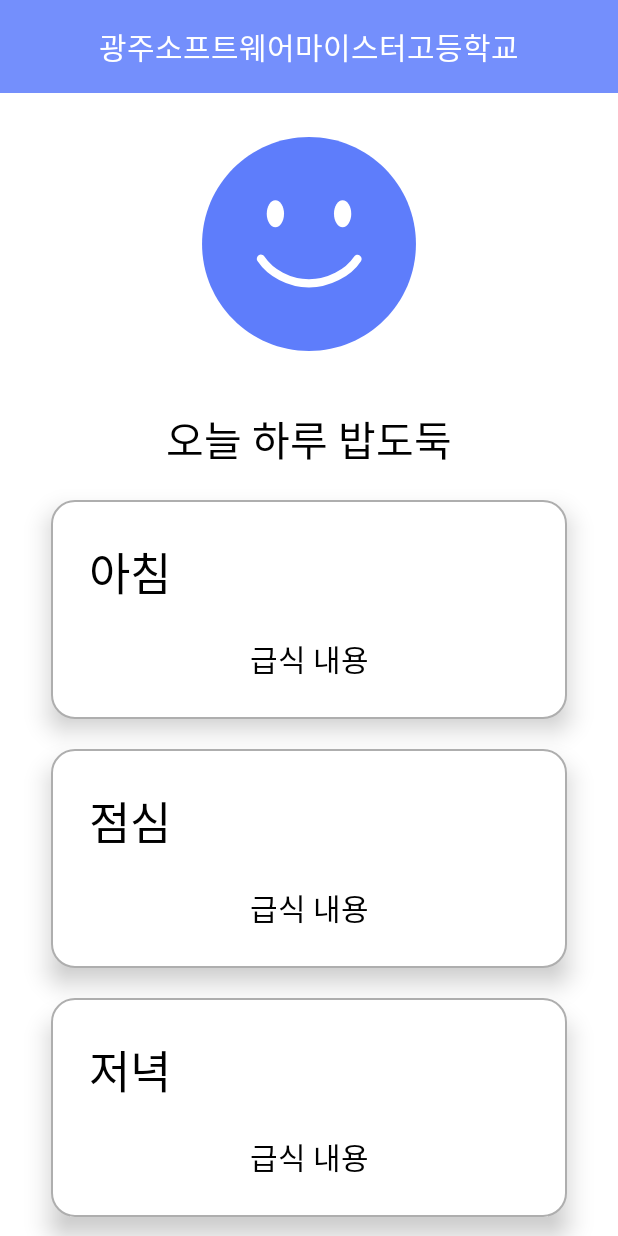
After one commit to ParkSangSun1/Tomorrow.Schoollunch.Whateat, an Android app: the layout activity_school_perform_main.xml on its own in the app's theme, with its tools: preview values and no code run, on a phone screen of 412 x 824 dp. The commit adds this screen. Run offline under Robolectric (Android 15) with nearby library versions, the phone set to English and light mode, and no system bars; network calls fail.

Commit message:
[ADD]학교 수행평가 리메이크

```diff
--- a/app/src/main/java/com/what/tomorrow_school_lunch/DataClass/Constants.kt
+++ b/app/src/main/java/com/what/tomorrow_school_lunch/DataClass/Constants.kt
@@ -1,8 +1,13 @@
 package com.what.tomorrow_school_lunch.DataClass
+
+import com.google.firebase.auth.FirebaseAuth
+import com.google.firebase.firestore.FirebaseFirestore
 
 object Contants{
     const val TAG : String = "로그"
     var SCHOOLNAME=""
+    private val auth: FirebaseAuth =FirebaseAuth.getInstance()
+
 }
 
 enum class RESPONSE_STATE{
--- a/app/src/main/java/com/what/tomorrow_school_lunch/UI/tutorial/SchoolSelectionActivity.kt
+++ b/app/src/main/java/com/what/tomorrow_school_lunch/UI/tutorial/SchoolSelectionActivity.kt
@@ -13,6 +13,7 @@ import com.what.tomorrow_school_lunch.DataClass.UserSchoolInfo.School_Name
 import com.what.tomorrow_school_lunch.Retrofit.SchoolSelect.*
 import com.what.tomorrow_school_lunch.R
 import com.what.tomorrow_school_lunch.Retrofit.SchoolInfoClient
+import com.what.tomorrow_school_lunch.UI.SchoolPerformMain.SchoolPerformMainActivity
 import com.what.tomorrow_school_lunch.UI.SplashActivity.Companion.prefs
 import com.what.tomorrow_school_lunch.UI.newMain.fragment.BottomNavigationActivity
 import com.what.tomorrow_school_lunch.databinding.ActivitySchoolSelectionBinding
@@ -35,7 +36,7 @@ class SchoolSelectionActivity : AppCompatActivity() {
             UserSchoolInfo.School_Code = prefs.getString("SD_SCHUL_CODE","")
             UserSchoolInfo.Atpt_Ofcdc_Code = prefs.getString("ATPT_OFCDC_SC_CODE","")
 
-            val intent = Intent(this, BottomNavigationActivity::class.java)
+            val intent = Intent(this, SchoolPerformMainActivity::class.java)
             startActivity(intent)
             finish()
         }
--- /dev/null
+++ b/app/src/main/res/layout/activity_school_perform_main.xml
@@ -0,0 +1,169 @@
+<?xml version="1.0" encoding="utf-8"?>
+<layout xmlns:android="http://schemas.android.com/apk/res/android"
+    xmlns:app="http://schemas.android.com/apk/res-auto"
+    xmlns:tools="http://schemas.android.com/tools">
+
+    <data>
+
+    </data>
+
+    <RelativeLayout
+        android:layout_width="match_parent"
+        android:layout_height="match_parent"
+        tools:context=".UI.SchoolPerformMain.SchoolPerformMainActivity">
+
+
+        <TextView
+            android:id="@+id/title_school"
+            android:layout_width="match_parent"
+            android:layout_height="wrap_content"
+            android:background="@color/main_blue"
+            android:fontFamily="@font/nanumgothic_extrabold"
+            android:gravity="center"
+            android:padding="16dp"
+            android:text="광주소프트웨어마이스터고등학교"
+            android:textColor="@color/white"
+            android:textSize="20sp" />
+
+        <androidx.core.widget.NestedScrollView
+            android:layout_width="match_parent"
+            android:layout_below="@id/title_school"
+            android:layout_height="match_parent">
+
+            <LinearLayout
+                android:layout_width="match_parent"
+                android:layout_height="match_parent"
+                android:orientation="vertical">
+
+                <com.airbnb.lottie.LottieAnimationView
+                    android:id="@+id/imageView"
+                    android:layout_width="200dp"
+                    android:layout_height="200dp"
+                    android:layout_gravity="center_horizontal"
+                    app:lottie_autoPlay="true"
+                    app:lottie_loop="true"
+                    app:lottie_rawRes="@raw/step_4" />
+
+                <TextView
+                    android:layout_width="match_parent"
+                    android:layout_height="wrap_content"
+                    android:layout_marginTop="10dp"
+                    android:fontFamily="@font/nanumbarungothicbold"
+                    android:gravity="center"
+                    android:text="오늘 하루 밥도둑"
+                    android:textColor="@color/black"
+                    android:textSize="27sp" />
+
+
+<!--                아침-->
+                <LinearLayout
+                    android:layout_width="match_parent"
+                    android:layout_height="wrap_content"
+                    android:elevation="10dp"
+                    android:layout_marginTop="20dp"
+                    android:layout_marginRight="@dimen/oneline_title_box_margin"
+                    android:layout_marginLeft="@dimen/oneline_title_box_margin"
+                    android:padding="25dp"
+                    android:orientation="vertical"
+                    android:background="@drawable/oneline_title_box">
+                    <TextView
+                        android:layout_width="match_parent"
+                        android:layout_height="wrap_content"
+                        android:text="아침"
+                        android:textColor="@color/black"
+                        android:textSize="30dp"
+                        android:fontFamily="@font/nanumbarungothicbold"
+                        />
+                    <TextView
+                        android:id="@+id/meal_m"
+                        android:layout_width="match_parent"
+                        android:layout_height="wrap_content"
+                        android:layout_marginTop="20dp"
+                        android:fontFamily="@font/nanumbarungothicbold"
+                        android:gravity="center"
+                        android:text="급식 내용"
+                        android:textColor="@color/black"
+                        android:textSize="20sp" />
+
+
+                </LinearLayout>
+
+
+
+<!--                점심-->
+
+                <LinearLayout
+                    android:layout_width="match_parent"
+                    android:layout_height="wrap_content"
+                    android:elevation="10dp"
+                    android:layout_marginTop="20dp"
+                    android:layout_marginRight="@dimen/oneline_title_box_margin"
+                    android:layout_marginLeft="@dimen/oneline_title_box_margin"
+                    android:padding="25dp"
+                    android:orientation="vertical"
+                    android:background="@drawable/oneline_title_box">
+                    <TextView
+                        android:layout_width="match_parent"
+                        android:layout_height="wrap_content"
+                        android:text="점심"
+                        android:textColor="@color/black"
+                        android:textSize="30dp"
+                        android:fontFamily="@font/nanumbarungothicbold"
+                        />
+
+                    <TextView
+                        android:id="@+id/meal_l"
+                        android:layout_width="match_parent"
+                        android:layout_height="wrap_content"
+                        android:layout_marginTop="20dp"
+                        android:fontFamily="@font/nanumbarungothicbold"
+                        android:gravity="center"
+
+                        android:text="급식 내용"
+                        android:textColor="@color/black"
+                        android:textSize="20sp" />
+
+                </LinearLayout>
+
+<!--                저녁-->
+
+                <LinearLayout
+                    android:layout_width="match_parent"
+                    android:layout_height="wrap_content"
+                    android:elevation="10dp"
+                    android:layout_marginTop="20dp"
+                    android:layout_marginRight="@dimen/oneline_title_box_margin"
+                    android:layout_marginLeft="@dimen/oneline_title_box_margin"
+                    android:padding="25dp"
+                    android:layout_marginBottom="100dp"
+                    android:orientation="vertical"
+                    android:background="@drawable/oneline_title_box">
+                    <TextView
+                        android:layout_width="match_parent"
+                        android:layout_height="wrap_content"
+                        android:text="저녁"
+                        android:textColor="@color/black"
+                        android:textSize="30dp"
+                        android:fontFamily="@font/nanumbarungothicbold"
+                        />
+
+                    <TextView
+                        android:id="@+id/meal_n"
+                        android:layout_width="match_parent"
+                        android:layout_height="wrap_content"
+                        android:layout_marginTop="20dp"
+                        android:fontFamily="@font/nanumbarungothicbold"
+                        android:gravity="center"
+
+                        android:text="급식 내용"
+                        android:textColor="@color/black"
+                        android:textSize="20sp" />
+
+                </LinearLayout>
+
+
+            </LinearLayout>
+        </androidx.core.widget.NestedScrollView>
+
+    </RelativeLayout>
+</layout>
--- a/app/src/main/res/layout/activity_school_selection.xml
+++ b/app/src/main/res/layout/activity_school_selection.xml
@@ -88,8 +88,10 @@
                 android:id="@+id/test_txt"
                 android:layout_width="match_parent"
                 android:layout_height="match_parent"
-                android:text="a"
-                android:textSize="15sp"
+                android:text="선택된 학교 없음"
+                android:gravity="center_horizontal"
+                android:fontFamily="@font/nanumbarungothiclight"
+                android:textSize="25sp"
                 />
         </androidx.core.widget.NestedScrollView>
 
--- a/app/src/main/res/values/themes.xml
+++ b/app/src/main/res/values/themes.xml
@@ -22,6 +22,5 @@
     <style name="tab_text" parent="@android:style/TextAppearance.Widget.TabWidget">
         <item name="android:fontFamily">@font/nanumbarungothicbold</item>
         <item name="android:textSize">15dp</item>
-
     </style>
 </resources>
```
Also changed, not shown: app/src/main/AndroidManifest.xml (+2 -5 lines), app/src/main/java/com/what/tomorrow_school_lunch/UI/SchoolPerformMain/SchoolPerformMainActivity.kt (added, +84 -0 lines), app/src/main/java/com/what/tomorrow_school_lunch/UI/SplashActivity.kt (+8 -4 lines).
